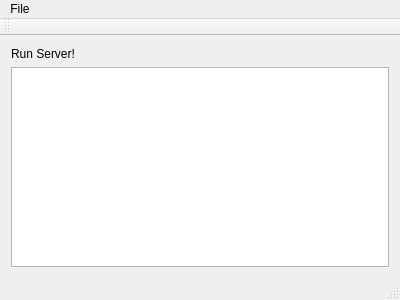
alexsupp/HW7_ALLEN_SUPPLEE, file HW7_chatServer/serverwindow.ui: the form before one commit.
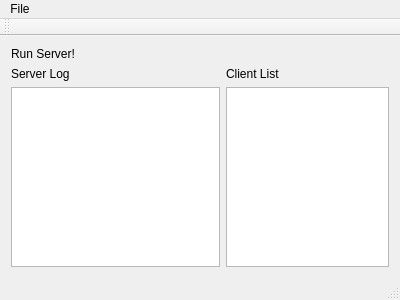
The form after the commit.

Commit message: Server gui finialized, and sslServer is multithreaded. Need to test if it can talk to a client.

What changed in the file:
```diff
--- a/HW7_chatServer/serverwindow.ui
+++ b/HW7_chatServer/serverwindow.ui
@@ -17,8 +17,8 @@
    <layout class="QGridLayout" name="gridLayout_2">
     <item row="0" column="0">
      <layout class="QGridLayout" name="gridLayout">
-      <item row="1" column="0" colspan="2">
-       <widget class="QTextEdit" name="textEdit"/>
+      <item row="2" column="1" colspan="2">
+       <widget class="QTextEdit" name="clientList"/>
       </item>
       <item row="0" column="0" colspan="2">
        <widget class="QLabel" name="statusLabel">
@@ -27,6 +27,23 @@
         </property>
        </widget>
       </item>
+      <item row="2" column="0">
+       <widget class="QTextEdit" name="serverLog"/>
+      </item>
+      <item row="1" column="0">
+       <widget class="QLabel" name="label_2">
+        <property name="text">
+         <string>Server Log</string>
+        </property>
+       </widget>
+      </item>
+      <item row="1" column="1" colspan="2">
+       <widget class="QLabel" name="label">
+        <property name="text">
+         <string>Client List</string>
+        </property>
+       </widget>
+      </item>
      </layout>
     </item>
    </layout>
```
Left out of the diff: 2 changed lines with no effect on the pictures. The commit also changes 4 other files.
